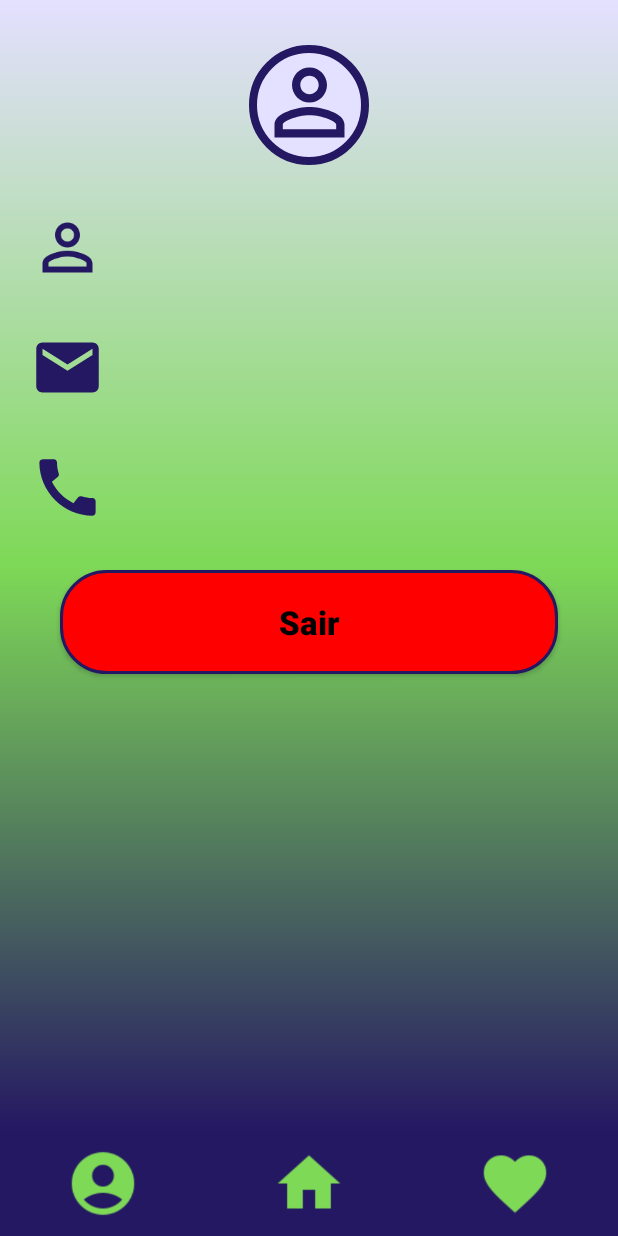
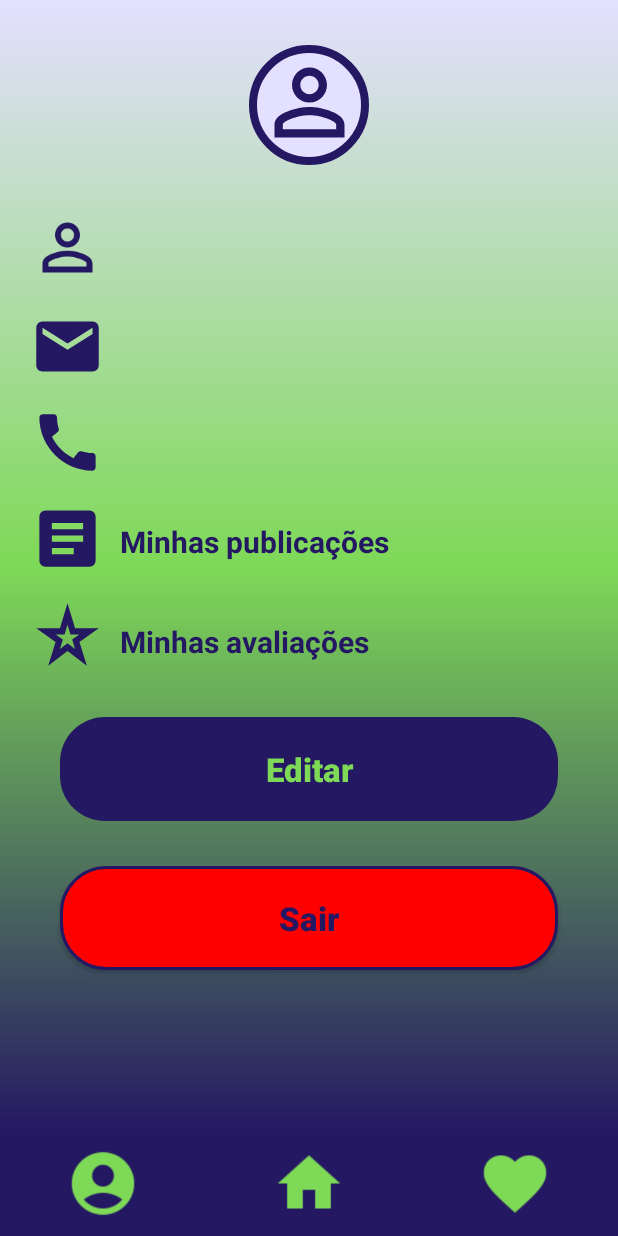
Before and after one commit to vitorrgmendes/BicoFacil, an Android app: the Perfil screen opened through its navigation route, on a phone screen of 412 x 824 dp. Run offline under Robolectric (Android 15) with nearby library versions, the phone set to English and light mode, and no system bars; our stand-ins replace Room's generated code.

Commit message:
tela de editar funcionando

```diff
--- a/app/src/main/java/com/example/bicofacil/navbar/perfil/ClassesViewModelFactory.java
+++ b/app/src/main/java/com/example/bicofacil/navbar/perfil/ClassesViewModelFactory.java
@@ -29,6 +29,8 @@ public class ClassesViewModelFactory implements ViewModelProvider.Factory {
             return (T) new LoginViewModel(usuarioDao, usuarioViewModel);
         }else if (modelClass.isAssignableFrom(PerfilViewModel.class)) {
             return (T) new PerfilViewModel(usuarioDao, usuarioViewModel);
+        }else if (modelClass.isAssignableFrom(EditarViewModel.class)) {
+            return (T) new EditarViewModel(usuarioDao, usuarioViewModel);
         }
         throw new IllegalArgumentException("Classe de ViewModel desconhecida");
     }
--- /dev/null
+++ b/app/src/main/res/drawable/baseline_article_24.xml
@@ -0,0 +1,5 @@
+<vector android:autoMirrored="true" android:height="24dp"
+    android:tint="@color/azul" android:viewportHeight="24"
+    android:viewportWidth="24" android:width="24dp" xmlns:android="http://schemas.android.com/apk/res/android">
+    <path android:fillColor="@android:color/white" android:pathData="M19,3L5,3c-1.1,0 -2,0.9 -2,2v14c0,1.1 0.9,2 2,2h14c1.1,0 2,-0.9 2,-2L21,5c0,-1.1 -0.9,-2 -2,-2zM14,17L7,17v-2h7v2zM17,13L7,13v-2h10v2zM17,9L7,9L7,7h10v2z"/>
+</vector>
--- /dev/null
+++ b/app/src/main/res/drawable/baseline_star_purple500_24.xml
@@ -0,0 +1,5 @@
+<vector android:height="24dp" android:tint="@color/azul"
+    android:viewportHeight="24" android:viewportWidth="24"
+    android:width="24dp" xmlns:android="http://schemas.android.com/apk/res/android">
+    <path android:fillColor="@android:color/white" android:pathData="M12,8.89L12.94,12h2.82l-2.27,1.62l0.93,3.01L12,14.79l-2.42,1.84l0.93,-3.01L8.24,12h2.82L12,8.89M12,2l-2.42,8H2l6.17,4.41L5.83,22L12,17.31L18.18,22l-2.35,-7.59L22,10h-7.58L12,2L12,2z"/>
+</vector>
--- a/app/src/main/res/layout/fragment_tela_perfil.xml
+++ b/app/src/main/res/layout/fragment_tela_perfil.xml
@@ -45,7 +45,7 @@
         android:layout_width="wrap_content"
         android:layout_height="wrap_content"
         android:text="null"
-        android:textColor="@color/black"
+        android:textColor="@color/azul"
         android:textSize="20sp"
         android:textStyle="bold"
         android:layout_marginTop="40dp"
@@ -60,7 +60,7 @@
         android:layout_width="50dp"
         android:layout_height="50dp"
         android:layout_marginLeft="20dp"
-        android:layout_marginTop="30dp"
+        android:layout_marginTop="16dp"
         android:src="@drawable/ic_email"
         app:layout_constraintStart_toStartOf="parent"
         app:layout_constraintTop_toBottomOf="@+id/nome"
@@ -71,10 +71,10 @@
         android:layout_width="wrap_content"
         android:layout_height="wrap_content"
         android:text="null"
-        android:textColor="@color/black"
+        android:textColor="@color/azul"
         android:textSize="20sp"
         android:textStyle="bold"
-        android:layout_marginTop="50dp"
+        android:layout_marginTop="40dp"
         android:layout_marginLeft="60dp"
         app:layout_constraintStart_toStartOf="@+id/nome"
         app:layout_constraintTop_toBottomOf="@+id/txtNome"
@@ -84,7 +84,7 @@
         android:layout_width="50dp"
         android:layout_height="50dp"
         android:layout_marginLeft="20dp"
-        android:layout_marginTop="30dp"
+        android:layout_marginTop="14dp"
         android:src="@drawable/baseline_call_24"
         app:layout_constraintStart_toStartOf="parent"
         app:layout_constraintTop_toBottomOf="@+id/email"
@@ -94,14 +94,69 @@
         android:layout_width="wrap_content"
         android:layout_height="wrap_content"
         android:text="null"
-        android:textColor="@color/black"
+        android:textColor="@color/azul"
         android:textSize="20sp"
         android:textStyle="bold"
-        android:layout_marginTop="50dp"
+        android:layout_marginTop="37dp"
         android:layout_marginLeft="60dp"
         app:layout_constraintStart_toStartOf="@+id/nome"
         app:layout_constraintTop_toBottomOf="@+id/txtEmail"
         />
+    <ImageView
+        android:id="@+id/publicacoes"
+        android:layout_width="50dp"
+        android:layout_height="50dp"
+        android:layout_marginLeft="20dp"
+        android:layout_marginTop="14dp"
+        android:src="@drawable/baseline_article_24"
+        app:layout_constraintStart_toStartOf="parent"
+        app:layout_constraintTop_toBottomOf="@+id/telefone"
+        />
+    <TextView
+        android:id="@+id/id_publicacoes"
+        android:layout_width="wrap_content"
+        android:layout_height="wrap_content"
+        android:text="Minhas publicações"
+        android:textColor="@color/azul"
+        android:textSize="20sp"
+        android:textStyle="bold"
+        android:layout_marginTop="38dp"
+        android:layout_marginLeft="60dp"
+        app:layout_constraintStart_toStartOf="@+id/telefone"
+        app:layout_constraintTop_toBottomOf="@+id/txtTelefone"
+        />
+    <ImageView
+        android:id="@+id/avaliacoes"
+        android:layout_width="50dp"
+        android:layout_height="50dp"
+        android:layout_marginLeft="20dp"
+        android:layout_marginTop="14dp"
+        android:src="@drawable/baseline_star_purple500_24"
+        app:layout_constraintStart_toStartOf="parent"
+        app:layout_constraintTop_toBottomOf="@+id/publicacoes"
+        />
+
+    <TextView
+        android:id="@+id/id_avaliacoes"
+        android:layout_width="wrap_content"
+        android:layout_height="wrap_content"
+        android:layout_marginStart="60dp"
+        android:layout_marginTop="39dp"
+        android:text="Minhas avaliações"
+        android:textColor="@color/azul"
+        android:textSize="20sp"
+        android:textStyle="bold"
+        app:layout_constraintStart_toStartOf="@+id/telefone"
+        app:layout_constraintTop_toBottomOf="@+id/id_publicacoes" />
+
+    <androidx.appcompat.widget.AppCompatButton
+        android:id="@+id/button_editar"
+        style="@style/ButtonCadastrar"
+        android:text="@string/btnEditar"
+        android:layout_marginTop="30dp"
+        app:layout_constraintEnd_toEndOf="parent"
+        app:layout_constraintStart_toStartOf="parent"
+        app:layout_constraintTop_toBottomOf="@id/avaliacoes" />
 
     <androidx.appcompat.widget.AppCompatButton
         android:id="@+id/button_deslogar"
@@ -110,7 +165,7 @@
         android:layout_marginTop="30dp"
         app:layout_constraintStart_toStartOf="parent"
         app:layout_constraintEnd_toEndOf="parent"
-        app:layout_constraintTop_toBottomOf="@+id/telefone"
+        app:layout_constraintTop_toBottomOf="@+id/button_editar"
         />
 
 </androidx.constraintlayout.widget.ConstraintLayout>
--- a/app/src/main/res/values/strings.xml
+++ b/app/src/main/res/values/strings.xml
@@ -3,6 +3,7 @@
     <string name="btnEntrar">Entrar</string>
     <string name="btnSair">Sair</string>
     <string name="btnCadastrar">Cadastrar</string>
+    <string name="btnEditar">Editar</string>
     <string name="txtCadastro">Cadastre-se aqui!</string>
     <string name="txtTelaCadastrar">Cadastre-se!</string>
     <string name="title_activity_nav_bar">NavBar</string>
--- a/app/src/main/res/values/styles.xml
+++ b/app/src/main/res/values/styles.xml
@@ -49,7 +49,7 @@
         <item name="android:textSize">22sp</item>
         <item name="android:textStyle">bold</item>
         <item name="android:textAllCaps">false</item>
-        <item name="android:textColor">@color/black</item>
+        <item name="android:textColor">@color/azul</item>
     </style>
 
     <style name="ButtonMenu">
@@ -63,4 +63,10 @@
         <item name="tint">@color/verde</item>
     </style>
 
+    <style name="textViewEditar">
+        <item name="android:textColor">@color/azul</item>
+        <item name="android:textSize">20sp</item>
+        <item name="android:textStyle">bold</item>
+    </style>
+
 </resources>
```
Also changed, not shown: app/src/main/java/com/example/bicofacil/navbar/perfil/Editar.java (added, +104 -0 lines), app/src/main/java/com/example/bicofacil/navbar/perfil/EditarViewModel.java (added, +66 -0 lines), app/src/main/java/com/example/bicofacil/navbar/perfil/Event.java (deleted, +0 -24 lines), app/src/main/java/com/example/bicofacil/navbar/perfil/Login.java (+20 -23 lines), app/src/main/java/com/example/bicofacil/navbar/perfil/LoginViewModel.java (+12 -25 lines), app/src/main/java/com/example/bicofacil/navbar/perfil/Perfil.java (+12 -0 lines), app/src/main/java/com/example/bicofacil/navbar/perfil/UsuarioViewModel.java (+7 -0 lines), app/src/main/res/layout/fragment_editar.xml (added, +123 -0 lines).
